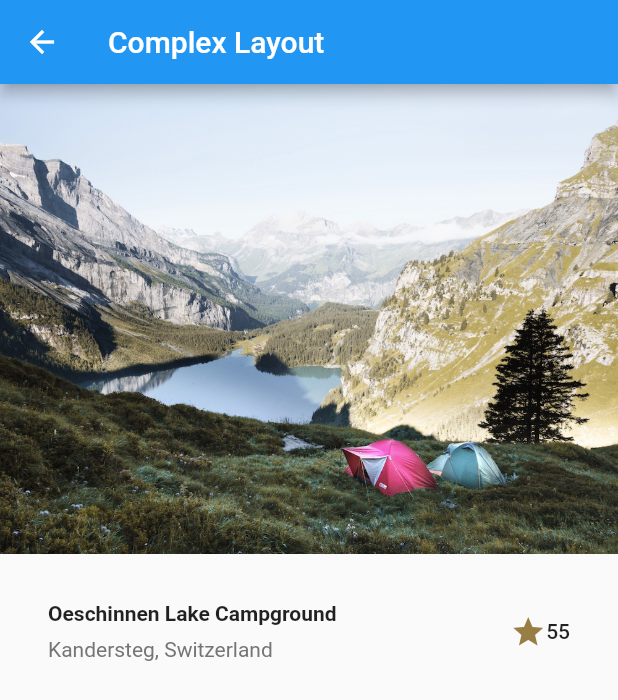
After one commit to rlexa/flutter-research, a Flutter app: the ComplexLayoutWidget screen opened directly, on a phone screen of 412 x 824 dp. The commit adds this screen. Shown: the top 700 px of the screen. Run offline on Flutter 3.47's test engine with Material 2 defaults, Android fonts, the phone set to English and light mode, and no system bars.

Commit message:
adding complex layout widget

```diff
--- /dev/null
+++ b/lib/complex-layout/complex-layout.widget.dart
@@ -0,0 +1,37 @@
+import 'package:flutter/material.dart';
+
+import 'section-title.widget.dart';
+
+class DataDetails {
+  DataDetails({
+    @required this.assetImage,
+    @required this.title,
+    @required this.titleSub,
+    @required this.ratingNormalized,
+  });
+  final String assetImage, title, titleSub;
+  final num ratingNormalized;
+}
+
+class ComplexLayoutWidget extends StatelessWidget {
+  ComplexLayoutWidget(
+      {Key key, @required this.data, this.title = 'Complex Layout'})
+      : super(key: key);
+
+  final String title;
+  final DataDetails data;
+
+  @override
+  Widget build(BuildContext context) => Scaffold(
+        appBar: AppBar(title: Text(title)),
+        body: ListView(
+          children: [
+            Image.asset(data.assetImage, fit: BoxFit.cover),
+            SectionTitleWidget(
+                title: data.title,
+                titleSub: data.titleSub,
+                ratingNormalized: data.ratingNormalized),
+          ],
+        ),
+      );
+}
--- /dev/null
+++ b/lib/complex-layout/section-title.widget.dart
@@ -0,0 +1,41 @@
+import 'package:flutter/material.dart';
+
+class SectionTitleWidget extends StatelessWidget {
+  SectionTitleWidget({
+    Key key,
+    @required this.title,
+    @required this.titleSub,
+    @required this.ratingNormalized,
+  }) : super(key: key);
+
+  final String title, titleSub;
+  final num ratingNormalized;
+
+  @override
+  Widget build(BuildContext context) => Container(
+        padding: const EdgeInsets.all(32),
+        child: Row(
+          children: [
+            Expanded(
+              child: Column(
+                crossAxisAlignment: CrossAxisAlignment.start,
+                children: [
+                  Container(
+                    padding: EdgeInsets.only(bottom: 8),
+                    child: Text(title,
+                        style: TextStyle(fontWeight: FontWeight.bold)),
+                  ),
+                  Text(titleSub, style: TextStyle(color: Colors.grey[600])),
+                ],
+              ),
+            ),
+            Icon(
+              Icons.star,
+              color: Color.lerp(Colors.red, Colors.green, ratingNormalized),
+            ),
+            Text((ratingNormalized * 100).floor().toString(),
+                style: Theme.of(context).textTheme.body2),
+          ],
+        ),
+      );
+}
--- a/lib/main.dart
+++ b/lib/main.dart
@@ -1,5 +1,6 @@
 import 'package:flutter/material.dart';
 
+import 'complex-layout/complex-layout.widget.dart';
 import 'counter.widget.dart';
 import 'hello.widget.dart';
 import 'navigation-list.widget.dart';
@@ -16,6 +17,14 @@ class MainWidget extends StatelessWidget {
           items: {
             'Hello': (context) => HelloWidget(),
             'Counter': (context) => CounterWidget(),
+            'Complex Layout': (context) => ComplexLayoutWidget(
+                  data: DataDetails(
+                    assetImage: 'assets/images/lake.jpg',
+                    title: 'Oeschinnen Lake Campground',
+                    titleSub: 'Kandersteg, Switzerland',
+                    ratingNormalized: .55,
+                  ),
+                ),
           },
         ),
         showPerformanceOverlay: false,
--- a/pubspec.yaml
+++ b/pubspec.yaml
@@ -40,6 +40,8 @@ flutter:
   # assets:
   #  - images/a_dot_burr.jpeg
   #  - images/a_dot_ham.jpeg
+  assets:
+    - assets/images/
 
   # An image asset can refer to one or more resolution-specific "variants", see
   # https://flutter.io/assets-and-images/#resolution-aware.
```
Also changed, not shown: assets/images/lake.jpg (added).
